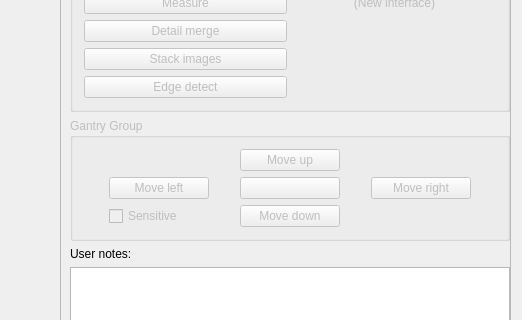
The window that mainwindow.ui (JustasBart/DigitalInspectionAndMeasurement) describes before a commit, drawn with Qt 5; both pictures show x 408 to 930 and y 485 to 805 of the 930 by 967 pixel window.
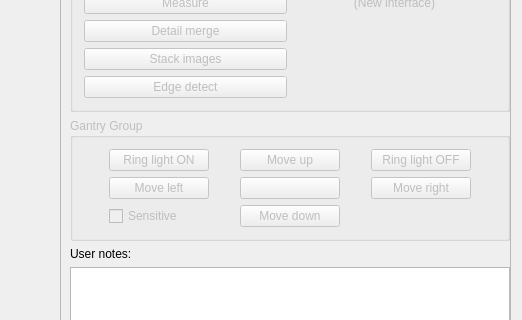
The same window after the commit.

Commit message: Flush before adjusting the ring light

What changed in the file:
```diff
--- a/mainwindow.ui
+++ b/mainwindow.ui
@@ -872,6 +872,44 @@
             </property>
            </widget>
           </item>
+          <item row="0" column="0">
+           <widget class="QPushButton" name="ringLightOnButton">
+            <property name="sizePolicy">
+             <sizepolicy hsizetype="Minimum" vsizetype="Minimum">
+              <horstretch>0</horstretch>
+              <verstretch>0</verstretch>
+             </sizepolicy>
+            </property>
+            <property name="maximumSize">
+             <size>
+              <width>100</width>
+              <height>16777215</height>
+             </size>
+            </property>
+            <property name="text">
+             <string>Ring light ON</string>
+            </property>
+           </widget>
+          </item>
+          <item row="0" column="2">
+           <widget class="QPushButton" name="ringLightOffButton">
+            <property name="sizePolicy">
+             <sizepolicy hsizetype="Minimum" vsizetype="Minimum">
+              <horstretch>0</horstretch>
+              <verstretch>0</verstretch>
+             </sizepolicy>
+            </property>
+            <property name="maximumSize">
+             <size>
+              <width>100</width>
+              <height>16777215</height>
+             </size>
+            </property>
+            <property name="text">
+             <string>Ring light OFF</string>
+            </property>
+           </widget>
+          </item>
          </layout>
         </widget>
        </item>
```
Left out of the diff: 3 changed lines with no effect on the pictures. The commit also changes 2 other files.
